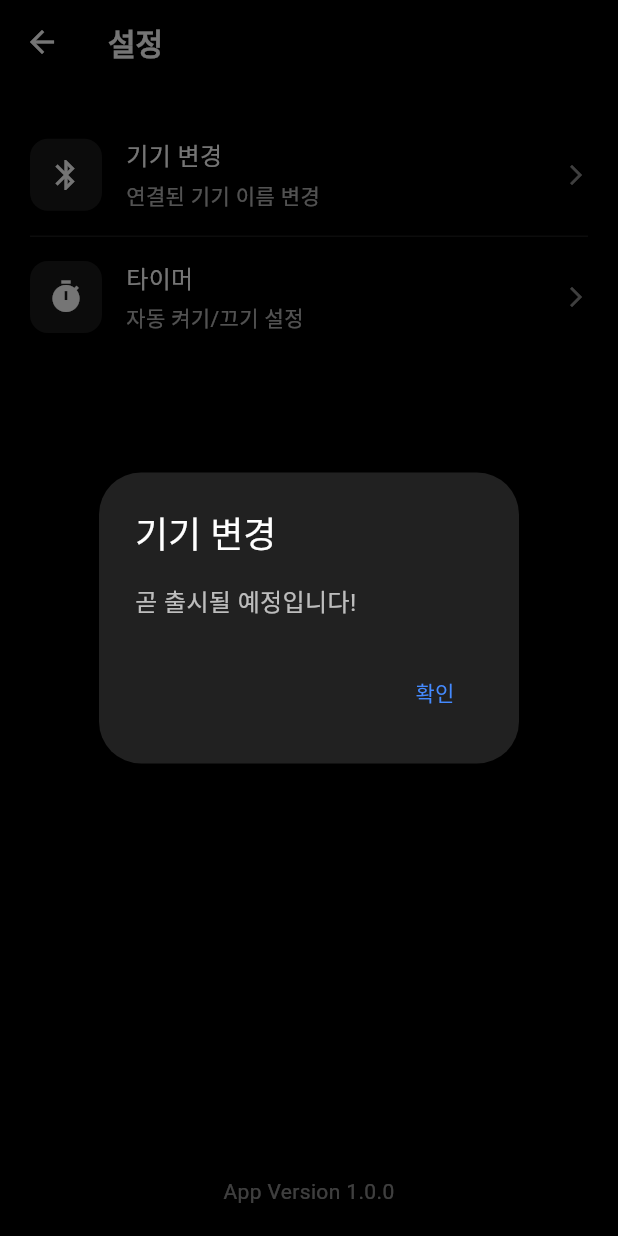
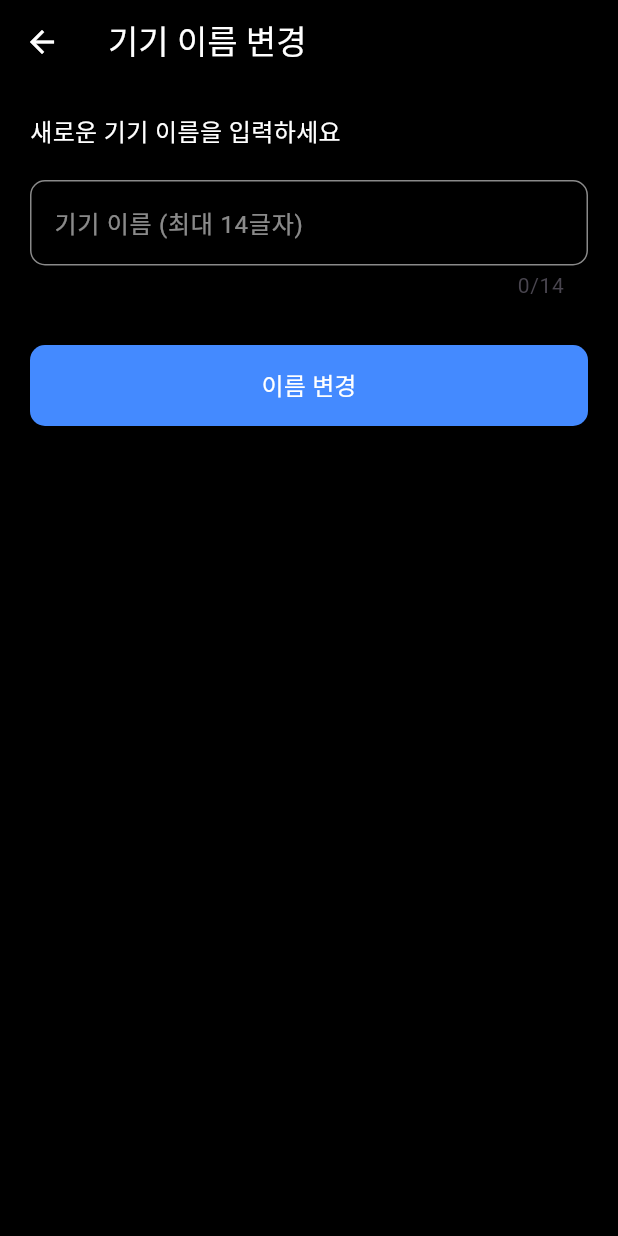
Before and after one commit to aergia-dev/moon_light_app, a Flutter app: the SettingsScreen screen opened directly, after a tap on "기기 변경", on a phone screen of 412 x 824 dp. Run offline on Flutter 3.47's test engine with Material 3 defaults, Android fonts, the light colour scheme and no system bars; our stand-ins replace flutter_blue_plus, flutter_colorpicker, lottie, permission_handler, shared_preferences; missing offline and left inert: flutter_cube; accounts and stored records are empty.

Commit message:
add feature change device name

```diff
--- a/lib/models/protocol.dart
+++ b/lib/models/protocol.dart
@@ -6,5 +6,7 @@ class Protocol {
     "TEST_STATUS": [0x01, 0x04],
     "COLOR_CHANGE": [0x01, 0x05],
     "BRITHNESS_CHANGE": [0x01, 0x06],
+    "WRITE_DEV_NAME": [0x02, 0x01],
+    "WRITE_PASSKEY": [0x02, 0x02],
   };
 }
--- /dev/null
+++ b/lib/screens/device_name_screen.dart
@@ -0,0 +1,133 @@
+import 'package:flutter/material.dart';
+import 'package:provider/provider.dart';
+
+import '../providers/ble_provider.dart';
+
+class DeviceNameScreen extends StatefulWidget {
+  const DeviceNameScreen({super.key});
+
+  @override
+  State<DeviceNameScreen> createState() => _DeviceNameScreenState();
+}
+
+class _DeviceNameScreenState extends State<DeviceNameScreen> {
+  final TextEditingController _nameController = TextEditingController();
+  bool _isChanging = false;
+
+  @override
+  void dispose() {
+    _nameController.dispose();
+    super.dispose();
+  }
+
+  @override
+  Widget build(BuildContext context) {
+    return Scaffold(
+      backgroundColor: Colors.black,
+      appBar: AppBar(
+        backgroundColor: Colors.black,
+        title: const Text(
+          '기기 이름 변경',
+          style: TextStyle(color: Colors.white),
+        ),
+        leading: IconButton(
+          icon: const Icon(Icons.arrow_back, color: Colors.white),
+          onPressed: () => Navigator.of(context).pop(),
+        ),
+      ),
+      body: Padding(
+        padding: const EdgeInsets.all(20.0),
+        child: Column(
+          crossAxisAlignment: CrossAxisAlignment.start,
+          children: [
+            const Text(
+              '새로운 기기 이름을 입력하세요',
+              style: TextStyle(
+                color: Colors.white,
+                fontSize: 16,
+              ),
+            ),
+            const SizedBox(height: 20),
+            TextField(
+              controller: _nameController,
+              maxLength: 14,
+              style: const TextStyle(color: Colors.white),
+              decoration: InputDecoration(
+                hintText: '기기 이름 (최대 14글자)',
+                hintStyle: const TextStyle(color: Colors.white54),
+                border: OutlineInputBorder(
+                  borderRadius: BorderRadius.circular(10),
+                  borderSide: const BorderSide(color: Colors.white54),
+                ),
+                enabledBorder: OutlineInputBorder(
+                  borderRadius: BorderRadius.circular(10),
+                  borderSide: const BorderSide(color: Colors.white54),
+                ),
+                focusedBorder: OutlineInputBorder(
+                  borderRadius: BorderRadius.circular(10),
+                  borderSide: const BorderSide(color: Colors.blueAccent),
+                ),
+              ),
+            ),
+            const SizedBox(height: 30),
+            SizedBox(
+              width: double.infinity,
+              child: ElevatedButton(
+                onPressed: _isChanging ? null : _changeDeviceName,
+                style: ElevatedButton.styleFrom(
+                  backgroundColor: Colors.blueAccent,
+                  padding: const EdgeInsets.symmetric(vertical: 15),
+                  shape: RoundedRectangleBorder(
+                    borderRadius: BorderRadius.circular(10),
+                  ),
+                ),
+                child: _isChanging
+                    ? const CircularProgressIndicator(color: Colors.white)
+                    : const Text(
+                        '이름 변경',
+                        style: TextStyle(color: Colors.white, fontSize: 16),
+                      ),
+              ),
+            ),
+          ],
+        ),
+      ),
+    );
+  }
+
+  void _changeDeviceName() async {
+    String newName = _nameController.text.trim();
+
+    if (newName.isEmpty) {
+      _showSnackBar('기기 이름을 입력해주세요');
+      return;
+    }
+
+    setState(() {
+      _isChanging = true;
+    });
+
+    final bleProvider = Provider.of<BleProvider>(context, listen: false);
+    bool success = await bleProvider.changeDeviceName(newName);
+
+    setState(() {
+      _isChanging = false;
+    });
+
+    if (success) {
+      _showSnackBar('기기 이름이 변경되었습니다');
+      Navigator.of(context).pop();
+    } else {
+      _showSnackBar('기기 이름 변경에 실패했습니다');
+    }
+  }
+
+  void _showSnackBar(String message) {
+    ScaffoldMessenger.of(context).showSnackBar(
+      SnackBar(
+        content: Text(message),
+        backgroundColor: Colors.grey[800],
+      ),
+    );
+  }
+}
--- a/lib/screens/settings_screen.dart
+++ b/lib/screens/settings_screen.dart
@@ -1,4 +1,6 @@
 import 'package:flutter/material.dart';
+import 'package:flutter/material.dart';
+import 'device_name_screen.dart';
 
 class SettingsScreen extends StatelessWidget {
   const SettingsScreen({super.key});
@@ -35,8 +37,11 @@ class SettingsScreen extends StatelessWidget {
                   title: '기기 변경',
                   subtitle: '연결된 기기 이름 변경',
                   onTap: () {
-                    // TODO: 기기 변경 화면으로 이동
-                    _showComingSoon(context, '기기 변경');
+                    Navigator.of(context).push(
+                      MaterialPageRoute(
+                        builder: (context) => const DeviceNameScreen(),
+                      ),
+                    );
                   },
                 ),
                 _buildDivider(),
@@ -46,14 +51,12 @@ class SettingsScreen extends StatelessWidget {
                   title: '타이머',
                   subtitle: '자동 켜기/끄기 설정',
                   onTap: () {
-                    // TODO: 타이머 설정 화면으로 이동
                     _showComingSoon(context, '타이머 설정');
                   },
                 ),
               ],
             ),
           ),
-          // 앱 버전 정보
           Container(
             padding: const EdgeInsets.all(20.0),
             child: const Text(
```
Also changed, not shown: lib/providers/ble_provider.dart (+29 -0 lines), lib/services/ble_service.dart (+39 -0 lines).
